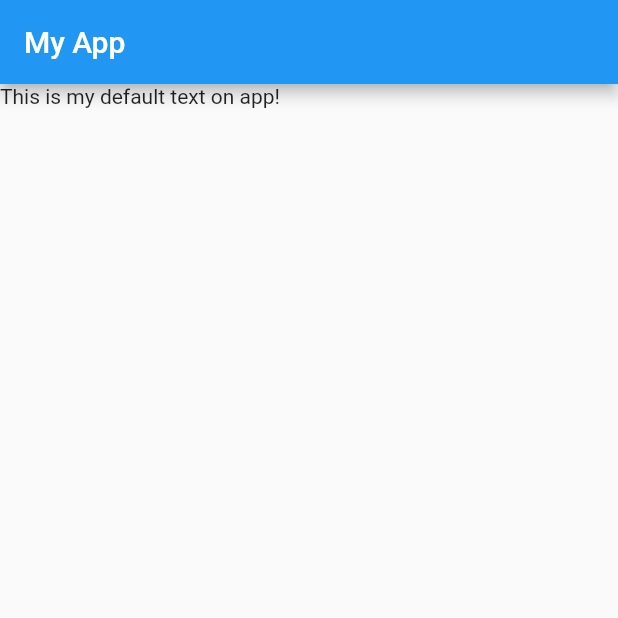
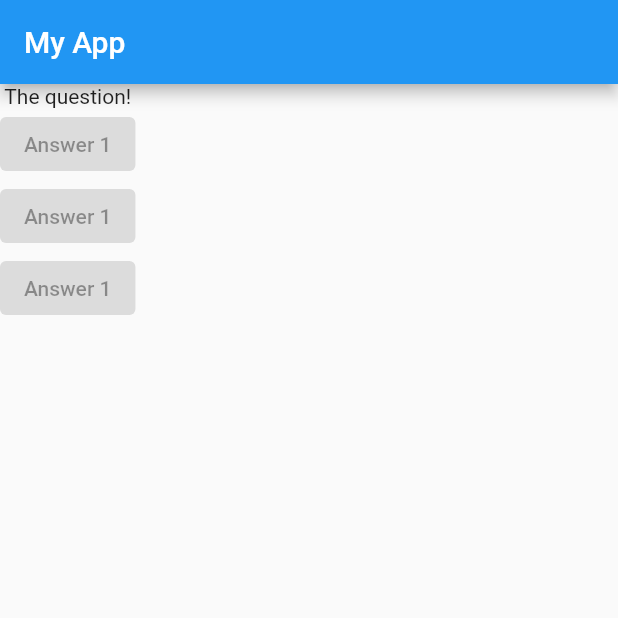
Before and after one commit to haikal-dev/flutter-training-app, a Flutter app: the screen it shows after launch, on a phone screen of 412 x 824 dp, the top half of it. Run offline on Flutter 3.47's test engine with Material 2 defaults, Android fonts, the phone set to English and light mode, and no system bars.

Commit message:
Belajar tambah text pada button

```diff
--- a/lib/main.dart
+++ b/lib/main.dart
@@ -7,14 +7,44 @@ void main() {
 class MyApp extends StatelessWidget {
   @override
   Widget build(BuildContext context) {
+    // variable untuk simpan soalan
+    var questions = [
+      'What\'s your favourite color?',
+      'What\'s your favourite animal?',
+    ];
+
     // Scaffold design UI dalam app
     return MaterialApp(
       home: Scaffold(
         // letak title dekat top bar app
-        appBar: AppBar(title: Text('My App')),
+        appBar: AppBar(title: const Text('My App')),
 
         // letak text dekat body app
-        body: Text('This is my default text on app!'),
+        body: Column(
+          // ignore: prefer_const_literals_to_create_immutables
+          children: [
+            // tambah text pada body
+            const Text('The question!'),
+
+            // tambah text pada button
+            const ElevatedButton(
+              child: Text('Answer 1'),
+              onPressed: null,
+            ),
+
+            // tambah text pada button
+            const ElevatedButton(
+              child: Text('Answer 1'),
+              onPressed: null,
+            ),
+
+            // tambah text pada button
+            const ElevatedButton(
+              child: Text('Answer 1'),
+              onPressed: null,
+            ),
+          ],
+        ),
       ),
     );
   }
```
